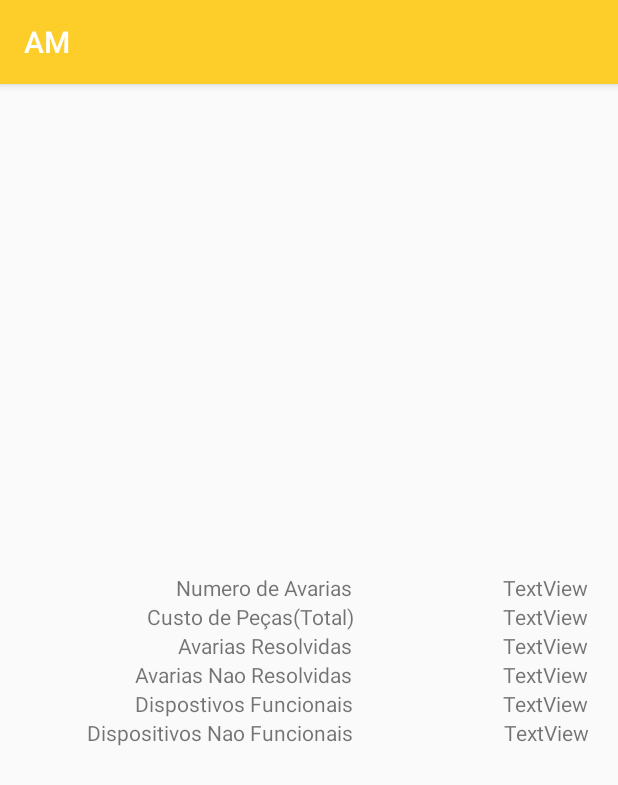
After one commit to goncaloxavier/psi_2190788_2190778, an Android app: the fragment EstatisticaFragment shown on its own in the app's theme, on a phone screen of 412 x 824 dp. The commit adds this screen. Shown: the top 785 px of the screen. Run offline under Robolectric (Android 15) with nearby library versions, the phone set to English and light mode, and no system bars; 6 statements that could not run were skipped.

Commit message:
Estatistica

```diff
--- /dev/null
+++ b/AM/app/src/main/java/amsi/dei/estg/ipleiria/am/fragments/EstatisticaFragment.java
@@ -0,0 +1,91 @@
+package amsi.dei.estg.ipleiria.am.fragments;
+
+import android.os.Bundle;
+
+import androidx.fragment.app.Fragment;
+
+import android.view.LayoutInflater;
+import android.view.View;
+import android.view.ViewGroup;
+import android.widget.TextView;
+
+import amsi.dei.estg.ipleiria.am.R;
+
+/**
+ * A simple {@link Fragment} subclass.
+ * Use the {@link EstatisticaFragment#newInstance} factory method to
+ * create an instance of this fragment.
+ */
+public class EstatisticaFragment extends Fragment {
+
+    // TODO: Rename parameter arguments, choose names that match
+    // the fragment initialization parameters, e.g. ARG_ITEM_NUMBER
+    private static final String ARG_PARAM1 = "param1";
+    private static final String ARG_PARAM2 = "param2";
+
+    private TextView txtAvarias, txtPecas, txtAvariasRes, txtAvariasNaoRes, txtDispositivos, txtDispositivosNaoF;
+    // TODO: Rename and change types of parameters
+    private String mParam1;
+    private String mParam2;
+
+
+    public EstatisticaFragment() {
+        // Required empty public constructor
+
+    }
+
+    /**
+     * Use this factory method to create a new instance of
+     * this fragment using the provided parameters.
+     *
+     * @param param1 Parameter 1.
+     * @param param2 Parameter 2.
+     * @return A new instance of fragment BlankFragment.
+     */
+    // TODO: Rename and change types and number of parameters
+    public static EstatisticaFragment newInstance(String param1, String param2) {
+        EstatisticaFragment fragment = new EstatisticaFragment();
+
+        Bundle args = new Bundle();
+        args.putString(ARG_PARAM1, param1);
+        args.putString(ARG_PARAM2, param2);
+        fragment.setArguments(args);
+        return fragment;
+    }
+
+    @Override
+    public void onCreate(Bundle savedInstanceState) {
+
+        super.onCreate(savedInstanceState);
+
+        if (getArguments() != null) {
+            mParam1 = getArguments().getString(ARG_PARAM1);
+            mParam2 = getArguments().getString(ARG_PARAM2);
+        }
+
+    }
+
+    @Override
+    public View onCreateView(LayoutInflater inflater, ViewGroup container,
+                             Bundle savedInstanceState) {
+        // Inflate the layout for this fragment
+        txtAvarias = getView().findViewById(R.id.txt_NumAvarias);
+        txtPecas = getView().findViewById(R.id.txt_NumPecas);
+        txtAvariasRes = getView().findViewById(R.id.txt_NumAvariasResolvidas);
+        txtAvariasNaoRes = getView().findViewById(R.id.txt_NumAvariasNaoResolvidas);
+        txtDispositivos = getView().findViewById(R.id.txt_NumDispositivosFuncionais);
+        txtDispositivosNaoF = getView().findViewById(R.id.txt_NumDispostivosNaoFuncionais);
+/*
+        txtAvarias.setText();
+        txtPecas.setText();
+        txtAvariasRes.setText();
+        txtAvariasNaoRes.setText();
+        txtDispositivos.setText();
+        txtDispositivosNaoF.setText();
+        */
+
+        return inflater.inflate(R.layout.fragment_estatistica, container, false);
+
+    }
+
+}
--- /dev/null
+++ b/AM/app/src/main/res/layout/fragment_estatistica.xml
@@ -0,0 +1,182 @@
+<?xml version="1.0" encoding="utf-8"?>
+<LinearLayout xmlns:android="http://schemas.android.com/apk/res/android"
+    xmlns:tools="http://schemas.android.com/tools"
+    android:layout_width="match_parent"
+    android:layout_height="match_parent"
+    android:gravity="center"
+    android:orientation="vertical"
+    tools:context=".fragments.EstatisticaFragment">
+
+    <!-- TODO: Update blank fragment layout -->
+
+    <LinearLayout
+        android:layout_width="match_parent"
+        android:layout_height="wrap_content"
+        android:gravity="right">
+
+        <TextView
+            android:id="@+id/txt_Avarias"
+            android:layout_width="wrap_content"
+            android:layout_height="wrap_content"
+            android:text="Numero de Avarias" />
+
+        <Space
+            android:layout_width="100dp"
+            android:layout_height="match_parent" />
+
+        <TextView
+            android:id="@+id/txt_NumAvarias"
+            android:layout_width="wrap_content"
+            android:layout_height="wrap_content"
+            android:text="TextView" />
+
+        <Space
+            android:layout_width="20dp"
+            android:layout_height="match_parent" />
+
+
+    </LinearLayout>
+
+
+    <LinearLayout
+        android:layout_width="match_parent"
+        android:layout_height="wrap_content"
+        android:gravity="right|center_vertical">
+
+        <TextView
+            android:id="@+id/txt_Pecas"
+            android:layout_width="wrap_content"
+            android:layout_height="wrap_content"
+            android:gravity="right"
+            android:text="Custo de Peças(Total)" />
+
+        <Space
+            android:layout_width="100dp"
+            android:layout_height="match_parent" />
+
+
+        <TextView
+            android:id="@+id/txt_NumPecas"
+            android:layout_width="wrap_content"
+            android:layout_height="wrap_content"
+            android:text="TextView" />
+        <Space
+            android:layout_width="20dp"
+            android:layout_height="match_parent" />
+
+    </LinearLayout>
+
+    <LinearLayout
+        android:layout_width="match_parent"
+        android:layout_height="wrap_content"
+        android:gravity="right">
+
+        <TextView
+            android:id="@+id/txt_AvariasResolvidas"
+            android:layout_width="wrap_content"
+            android:layout_height="wrap_content"
+            android:text="Avarias Resolvidas" />
+
+        <Space
+            android:layout_width="100dp"
+            android:layout_height="match_parent"
+            android:layout_weight="0" />
+
+
+        <TextView
+            android:id="@+id/txt_NumAvariasResolvidas"
+            android:layout_width="wrap_content"
+            android:layout_height="wrap_content"
+            android:text="TextView" />
+        <Space
+            android:layout_width="20dp"
+            android:layout_height="match_parent" />
+
+    </LinearLayout>
+
+    <LinearLayout
+        android:layout_width="match_parent"
+        android:layout_height="wrap_content"
+        android:gravity="right">
+
+        <TextView
+            android:id="@+id/txt_AvariasNaoResolvidas"
+            android:layout_width="wrap_content"
+            android:layout_height="wrap_content"
+            android:text="Avarias Nao Resolvidas" />
+
+        <Space
+            android:layout_width="100dp"
+            android:layout_height="match_parent"
+            android:layout_weight="0" />
+
+
+        <TextView
+            android:id="@+id/txt_NumAvariasNaoResolvidas"
+            android:layout_width="wrap_content"
+            android:layout_height="wrap_content"
+            android:text="TextView" />
+        <Space
+            android:layout_width="20dp"
+            android:layout_height="match_parent" />
+
+    </LinearLayout>
+
+    <LinearLayout
+        android:layout_width="match_parent"
+        android:layout_height="wrap_content"
+        android:gravity="right">
+
+        <TextView
+            android:id="@+id/txt_DispositivosFuncionais"
+            android:layout_width="wrap_content"
+            android:layout_height="wrap_content"
+            android:text="Dispostivos Funcionais" />
+
+        <Space
+            android:layout_width="100dp"
+            android:layout_height="match_parent"
+            android:layout_weight="0" />
+
+
+        <TextView
+            android:id="@+id/txt_NumDispositivosFuncionais"
+            android:layout_width="wrap_content"
+            android:layout_height="wrap_content"
+            android:text="TextView" />
+        <Space
+            android:layout_width="20dp"
+            android:layout_height="match_parent" />
+
+    </LinearLayout>
+
+    <LinearLayout
+        android:layout_width="match_parent"
+        android:layout_height="wrap_content"
+        android:gravity="right">
+
+        <TextView
+            android:id="@+id/txt_DispostivosNaoFuncionais"
+            android:layout_width="wrap_content"
+            android:layout_height="wrap_content"
+            android:text="Dispositivos Nao Funcionais" />
+
+        <Space
+            android:layout_width="100dp"
+            android:layout_height="match_parent"
+            android:layout_weight="0" />
+
+
+        <TextView
+            android:id="@+id/txt_NumDispostivosNaoFuncionais"
+            android:layout_width="wrap_content"
+            android:layout_height="wrap_content"
+            android:gravity="end"
+            android:text="TextView" />
+
+        <Space
+            android:layout_width="20dp"
+            android:layout_height="match_parent" />
+
+    </LinearLayout>
+</LinearLayout>
--- a/AM/app/src/main/res/menu/menu_bottom.xml
+++ b/AM/app/src/main/res/menu/menu_bottom.xml
@@ -1,9 +1,9 @@
 <?xml version="1.0" encoding="utf-8"?>
 <menu xmlns:android="http://schemas.android.com/apk/res/android">
     <item
-        android:title="Verificar"
+        android:title="Estatistica"
         android:id="@+id/verificar"
-        android:icon="@drawable/ic_verify_foreground"
+        android:icon="@drawable/ic_estatistica_foreground"
         />
     <item
         android:title="Avaria"
--- /dev/null
+++ b/AM/app/src/main/res/mipmap-anydpi-v26/ic_estatistica.xml
@@ -0,0 +1,5 @@
+<?xml version="1.0" encoding="utf-8"?>
+<adaptive-icon xmlns:android="http://schemas.android.com/apk/res/android">
+    <background android:drawable="@drawable/ic_estatistica_background"/>
+    <foreground android:drawable="@drawable/ic_estatistica_foreground"/>
+</adaptive-icon>
--- /dev/null
+++ b/AM/app/src/main/res/mipmap-anydpi-v26/ic_estatistica_round.xml
@@ -0,0 +1,5 @@
+<?xml version="1.0" encoding="utf-8"?>
+<adaptive-icon xmlns:android="http://schemas.android.com/apk/res/android">
+    <background android:drawable="@drawable/ic_estatistica_background"/>
+    <foreground android:drawable="@drawable/ic_estatistica_foreground"/>
+</adaptive-icon>
```
Also changed, not shown: AM/app/src/main/res/drawable/ic_estatistica_background.xml (added, +74 -0 lines), AM/app/src/main/res/drawable/ic_estatistica_foreground.xml (added, +15 -0 lines), AM/app/src/main/ic_estatistica-playstore.png (added), AM/app/src/main/res/mipmap-hdpi/ic_estatistica.png (added), AM/app/src/main/res/mipmap-hdpi/ic_estatistica_round.png (added), AM/app/src/main/res/mipmap-mdpi/ic_estatistica.png (added), AM/app/src/main/res/mipmap-mdpi/ic_estatistica_round.png (added), AM/app/src/main/res/mipmap-xhdpi/ic_estatistica.png (added), AM/app/src/main/res/mipmap-xhdpi/ic_estatistica_round.png (added), AM/app/src/main/res/mipmap-xxhdpi/ic_estatistica.png (added), AM/app/src/main/res/mipmap-xxhdpi/ic_estatistica_round.png (added), AM/app/src/main/res/mipmap-xxxhdpi/ic_estatistica.png (added), AM/app/src/main/res/mipmap-xxxhdpi/ic_estatistica_round.png (added).
